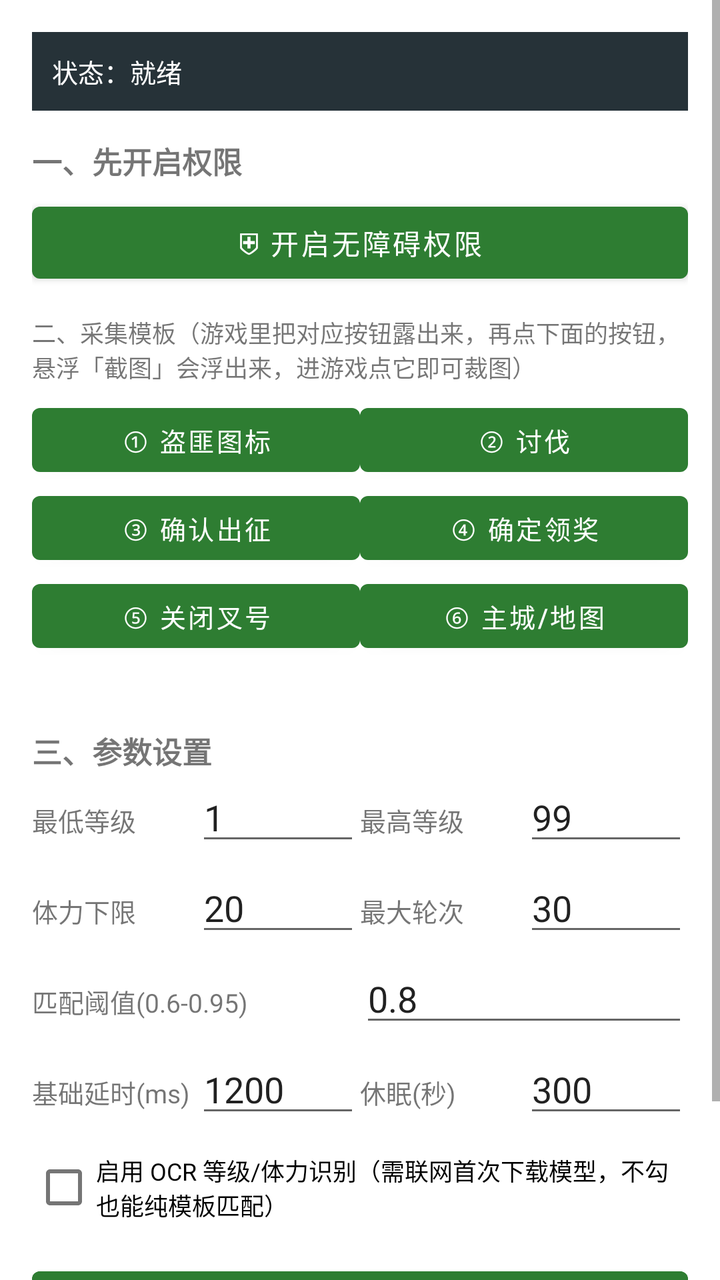
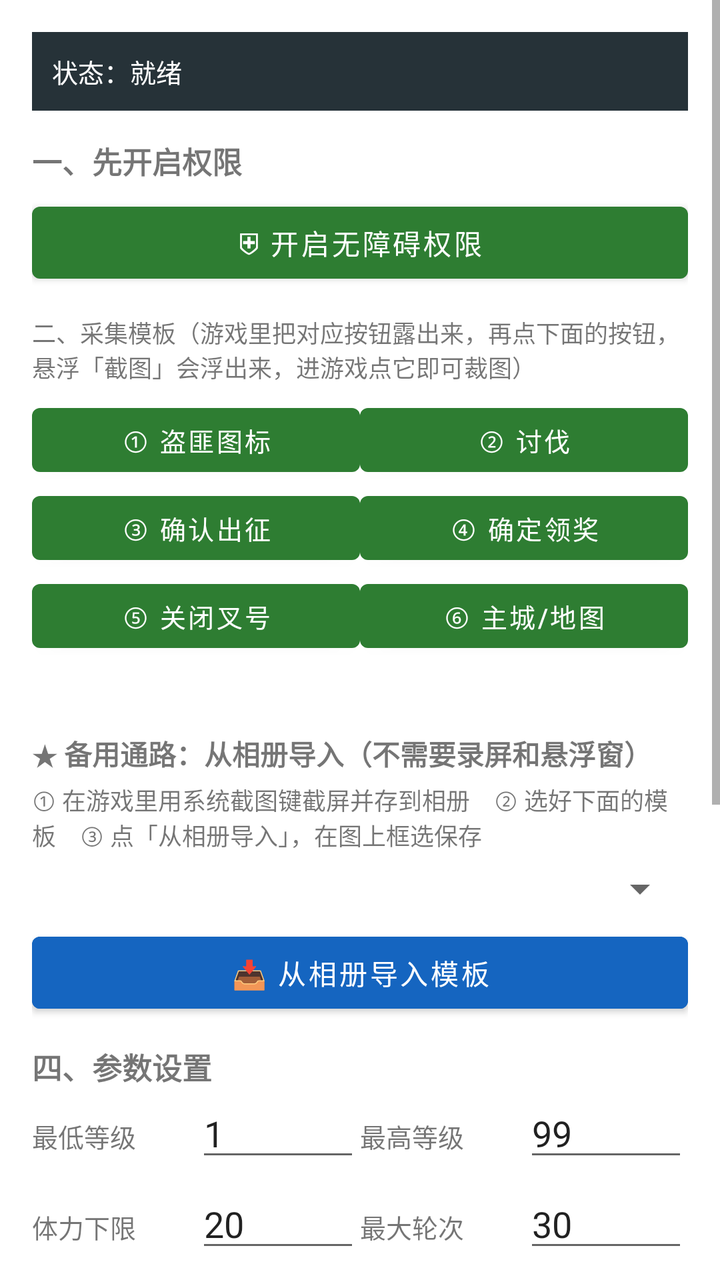

The first picture is an Android layout as it rendered before a commit; the second is the same layout after the commit. The layout source and the unified diff follow.
<!-- AndroidManifest.xml: application theme Theme.DaQinHelper -->
<!-- res/layout/activity_main.xml -->
<?xml version="1.0" encoding="utf-8"?>
<ScrollView xmlns:android="http://schemas.android.com/apk/res/android"
    android:layout_width="match_parent"
    android:layout_height="match_parent">

    <LinearLayout
        android:orientation="vertical"
        android:padding="16dp"
        android:layout_width="match_parent"
        android:layout_height="wrap_content">

        <TextView
            android:id="@+id/text_status"
            android:layout_width="match_parent"
            android:layout_height="wrap_content"
            android:text="状态：就绪"
            android:textSize="13sp"
            android:textColor="#FFFFFF"
            android:background="#263238"
            android:padding="10dp"
            android:layout_marginBottom="10dp" />

        <TextView
            android:layout_width="match_parent"
            android:layout_height="wrap_content"
            android:text="一、先开启权限"
            android:textStyle="bold"
            android:textSize="15sp"
            android:layout_marginTop="4dp" />

        <Button
            android:id="@+id/btn_acc"
            android:layout_width="match_parent"
            android:layout_height="48dp"
            android:text="⛨ 开启无障碍权限"
            android:layout_marginTop="6dp" />

        <TextView
            android:layout_width="match_parent"
            android:layout_height="wrap_content"
            android:text="二、采集模板（游戏里把对应按钮露出来，再点下面的按钮，悬浮「截图」会浮出来，进游戏点它即可裁图）"
            android:textSize="12sp"
            android:layout_marginTop="12dp" />

        <GridLayout
            android:layout_width="match_parent"
            android:layout_height="wrap_content"
            android:columnCount="2"
            android:layout_marginTop="6dp">

            <Button android:id="@+id/btn_capture_bandit" android:layout_width="0dp" android:layout_columnWeight="1" android:layout_height="44dp" android:text="① 盗匪图标" android:textSize="13sp" />
            <Button android:id="@+id/btn_capture_attack" android:layout_width="0dp" android:layout_columnWeight="1" android:layout_height="44dp" android:text="② 讨伐" android:textSize="13sp" />
            <Button android:id="@+id/btn_capture_march" android:layout_width="0dp" android:layout_columnWeight="1" android:layout_height="44dp" android:text="③ 确认出征" android:textSize="13sp" />
            <Button android:id="@+id/btn_capture_confirm" android:layout_width="0dp" android:layout_columnWeight="1" android:layout_height="44dp" android:text="④ 确定领奖" android:textSize="13sp" />
            <Button android:id="@+id/btn_capture_close" android:layout_width="0dp" android:layout_columnWeight="1" android:layout_height="44dp" android:text="⑤ 关闭叉号" android:textSize="13sp" />
            <Button android:id="@+id/btn_capture_home" android:layout_width="0dp" android:layout_columnWeight="1" android:layout_height="44dp" android:text="⑥ 主城/地图" android:textSize="13sp" />
        </GridLayout>

        <TextView
            android:id="@+id/text_hint"
            android:layout_width="match_parent"
            android:layout_height="wrap_content"
            android:text=""
            android:textSize="12sp"
            android:textColor="#FFB74D"
            android:layout_marginTop="6dp" />

        <TextView
            android:layout_width="match_parent"
            android:layout_height="wrap_content"
            android:text="三、参数设置"
            android:textStyle="bold"
            android:textSize="15sp"
            android:layout_marginTop="12dp" />

        <LinearLayout android:layout_width="match_parent" android:layout_height="wrap_content" android:orientation="horizontal">
            <TextView android:layout_width="0dp" android:layout_weight="1" android:layout_height="wrap_content" android:text="最低等级" android:textSize="13sp" android:gravity="center_vertical" />
            <EditText android:id="@+id/edit_min_level" android:layout_width="0dp" android:layout_weight="1" android:layout_height="wrap_content" android:inputType="number" android:text="1" />
            <TextView android:layout_width="0dp" android:layout_weight="1" android:layout_height="wrap_content" android:text="最高等级" android:textSize="13sp" android:gravity="center_vertical" />
            <EditText android:id="@+id/edit_max_level" android:layout_width="0dp" android:layout_weight="1" android:layout_height="wrap_content" android:inputType="number" android:text="99" />
        </LinearLayout>

        <LinearLayout android:layout_width="match_parent" android:layout_height="wrap_content" android:orientation="horizontal" android:layout_marginTop="4dp">
            <TextView android:layout_width="0dp" android:layout_weight="1" android:layout_height="wrap_content" android:text="体力下限" android:textSize="13sp" android:gravity="center_vertical" />
            <EditText android:id="@+id/edit_stamina" android:layout_width="0dp" android:layout_weight="1" android:layout_height="wrap_content" android:inputType="number" android:text="20" />
            <TextView android:layout_width="0dp" android:layout_weight="1" android:layout_height="wrap_content" android:text="最大轮次" android:textSize="13sp" android:gravity="center_vertical" />
            <EditText android:id="@+id/edit_max_cycle" android:layout_width="0dp" android:layout_weight="1" android:layout_height="wrap_content" android:inputType="number" android:text="30" />
        </LinearLayout>

        <LinearLayout android:layout_width="match_parent" android:layout_height="wrap_content" android:orientation="horizontal" android:layout_marginTop="4dp">
            <TextView android:layout_width="0dp" android:layout_weight="1" android:layout_height="wrap_content" android:text="匹配阈值(0.6-0.95)" android:textSize="13sp" android:gravity="center_vertical" />
            <EditText android:id="@+id/edit_threshold" android:layout_width="0dp" android:layout_weight="1" android:layout_height="wrap_content" android:inputType="numberDecimal" android:text="0.8" />
        </LinearLayout>

        <LinearLayout android:layout_width="match_parent" android:layout_height="wrap_content" android:orientation="horizontal" android:layout_marginTop="4dp">
            <TextView android:layout_width="0dp" android:layout_weight="1" android:layout_height="wrap_content" android:text="基础延时(ms)" android:textSize="13sp" android:gravity="center_vertical" />
            <EditText android:id="@+id/edit_delay" android:layout_width="0dp" android:layout_weight="1" android:layout_height="wrap_content" android:inputType="number" android:text="1200" />
            <TextView android:layout_width="0dp" android:layout_weight="1" android:layout_height="wrap_content" android:text="休眠(秒)" android:textSize="13sp" android:gravity="center_vertical" />
            <EditText android:id="@+id/edit_sleep" android:layout_width="0dp" android:layout_weight="1" android:layout_height="wrap_content" android:inputType="number" android:text="300" />
        </LinearLayout>

        <CheckBox
            android:id="@+id/check_ocr"
            android:layout_width="match_parent"
            android:layout_height="wrap_content"
            android:text="启用 OCR 等级/体力识别（需联网首次下载模型，不勾也能纯模板匹配）"
            android:textSize="12sp"
            android:layout_marginTop="6dp" />

        <Button
            android:id="@+id/btn_start"
            android:layout_width="match_parent"
            android:layout_height="56dp"
            android:text="▶ 开始挂机"
            android:textSize="16sp"
            android:textStyle="bold"
            android:layout_marginTop="12dp"
            android:backgroundTint="#2E7D32" />

        <TextView
            android:layout_width="match_parent"
            android:layout_height="wrap_content"
            android:text="⚠ 学习研究用途，游戏官方禁止脚本，真机使用有封号风险，勿用于正式账号。"
            android:textSize="11sp"
            android:textColor="#C62828"
            android:layout_marginTop="10dp" />

    </LinearLayout>
</ScrollView>
<!-- resources referenced by this layout -->
<resources>
  <style name="Theme.DaQinHelper" parent="Theme.MaterialComponents.DayNight.NoActionBar">
          <item name="colorPrimary">@color/primary</item>
          <item name="colorPrimaryDark">@color/primary_dark</item>
          <item name="android:statusBarColor">@color/primary_dark</item>
      </style>
  <color name="primary">#2E7D32</color>
  <color name="primary_dark">#1B5E20</color>
</resources>

<!-- the commit's change to res/layout/activity_main.xml (unified diff, before → after) -->
@@ -68,7 +68,36 @@
         <TextView
             android:layout_width="match_parent"
             android:layout_height="wrap_content"
-            android:text="三、参数设置"
+            android:text="★ 备用通路：从相册导入（不需要录屏和悬浮窗）"
+            android:textStyle="bold"
+            android:textSize="14sp"
+            android:layout_marginTop="14dp" />
+
+        <TextView
+            android:layout_width="match_parent"
+            android:layout_height="wrap_content"
+            android:text="① 在游戏里用系统截图键截屏并存到相册　② 选好下面的模板　③ 点「从相册导入」，在图上框选保存"
+            android:textSize="12sp"
+            android:layout_marginTop="4dp" />
+
+        <Spinner
+            android:id="@+id/spinner_tpl"
+            android:layout_width="match_parent"
+            android:layout_height="wrap_content"
+            android:layout_marginTop="6dp" />
+
+        <Button
+            android:id="@+id/btn_import_gallery"
+            android:layout_width="match_parent"
+            android:layout_height="48dp"
+            android:text="📥 从相册导入模板"
+            android:layout_marginTop="6dp"
+            android:backgroundTint="#1565C0" />
+
+        <TextView
+            android:layout_width="match_parent"
+            android:layout_height="wrap_content"
+            android:text="四、参数设置"
             android:textStyle="bold"
             android:textSize="15sp"
             android:layout_marginTop="12dp" />
@@ -125,5 +154,33 @@
             android:textColor="#C62828"
             android:layout_marginTop="10dp" />
 
+        <TextView
+            android:layout_width="match_parent"
+            android:layout_height="wrap_content"
+            android:text="五、运行诊断（出问题时截图这一块发我）"
+            android:textStyle="bold"
+            android:textSize="15sp"
+            android:layout_marginTop="14dp" />
+
+        <Button
+            android:id="@+id/btn_diag_clear"
+            android:layout_width="wrap_content"
+            android:layout_height="36dp"
+            android:text="清空日志"
+            android:textSize="12sp"
+            android:layout_marginTop="6dp" />
+
+        <TextView
+            android:id="@+id/text_diag"
+            android:layout_width="match_parent"
+            android:layout_height="wrap_content"
+            android:text="(暂无日志)"
+            android:textSize="11sp"
+            android:textColor="#B9F6CA"
+            android:background="#102027"
+            android:padding="8dp"
+            android:layout_marginTop="6dp"
+            android:typeface="monospace" />
+
     </LinearLayout>
 </ScrollView>
